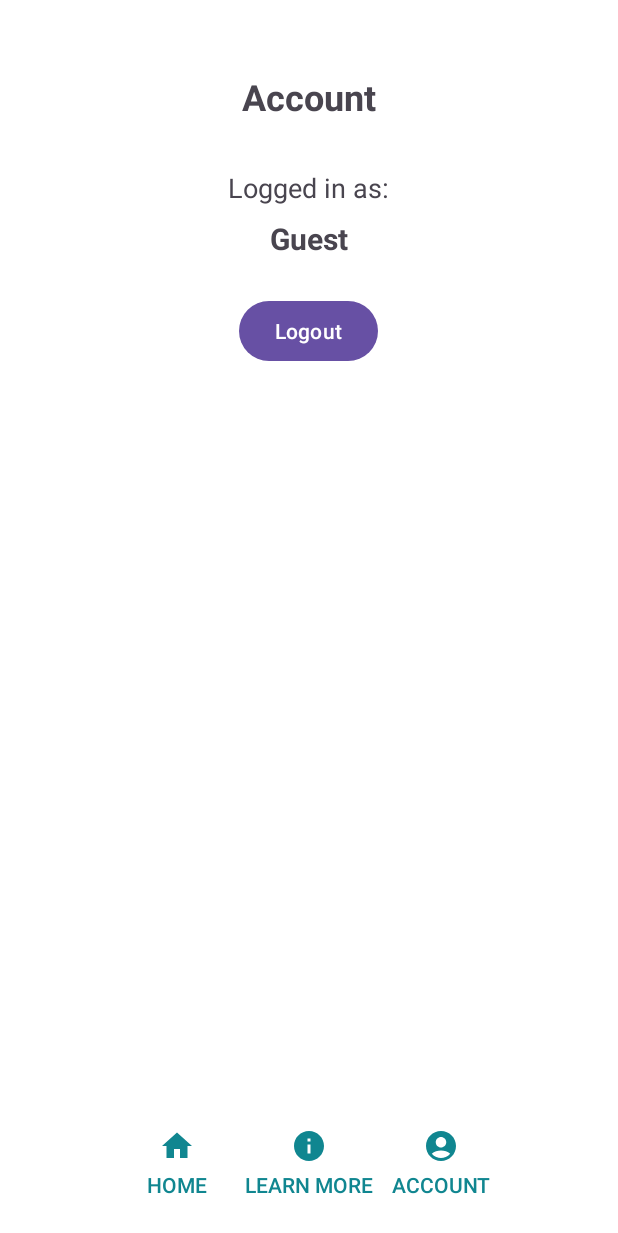
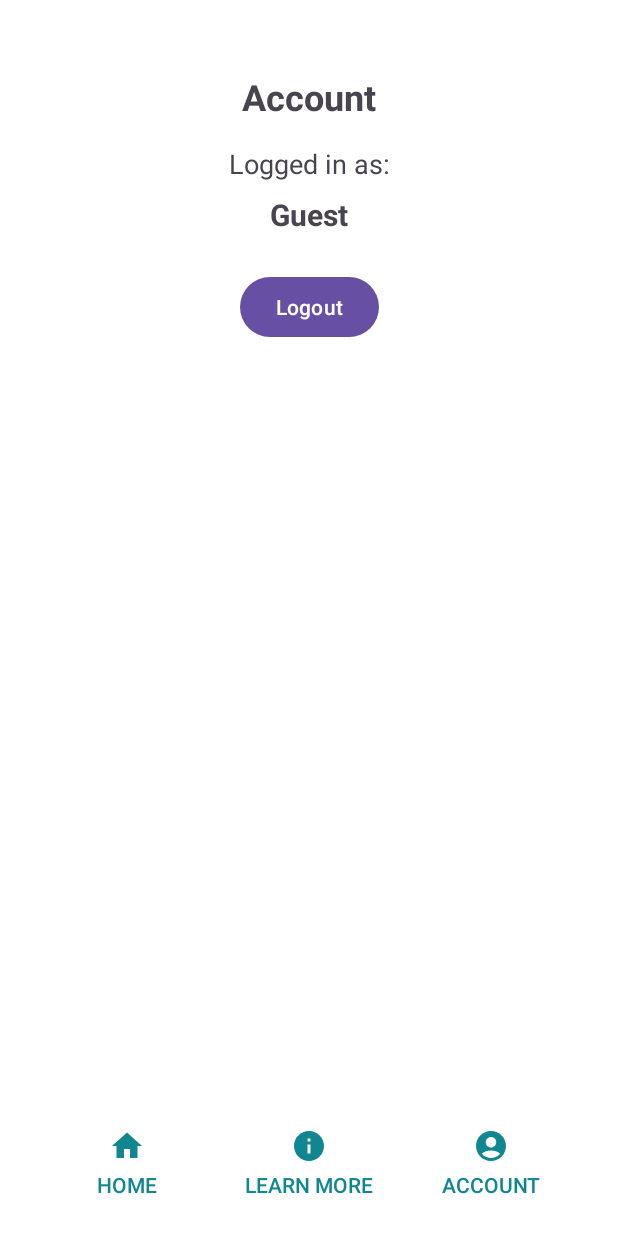
Before and after one commit to RhyzenCedric/capstone, an Android app: the AccountActivity screen opened directly, with no data from a screen before it, on a phone screen of 412 x 824 dp. Shown: the top 1233 px of the screen. Run offline under Robolectric (Android 15) with nearby library versions, the phone set to English and light mode, and no system bars.

Commit message:
started implementing the report feature

```diff
--- a/phishingapp/app/src/main/AndroidManifest.xml
+++ b/phishingapp/app/src/main/AndroidManifest.xml
@@ -56,6 +56,10 @@
             android:name=".AccountActivity"
             android:exported="false" />
 
+        <activity
+            android:name=".ReportActivity"
+            android:exported="false"/>
+
         <service
             android:name=".ScreenCaptureService"
             android:foregroundServiceType="mediaProjection"
--- a/phishingapp/app/src/main/res/layout/activity_account.xml
+++ b/phishingapp/app/src/main/res/layout/activity_account.xml
@@ -1,5 +1,7 @@
 <?xml version="1.0" encoding="utf-8"?>
-<RelativeLayout xmlns:android="http://schemas.android.com/apk/res/android"
+<androidx.constraintlayout.widget.ConstraintLayout
+    xmlns:android="http://schemas.android.com/apk/res/android"
+    xmlns:app="http://schemas.android.com/apk/res-auto"
     android:layout_width="match_parent"
     android:layout_height="match_parent"
     android:padding="16dp"
@@ -13,8 +15,9 @@
         android:text="Account"
         android:textSize="24sp"
         android:textStyle="bold"
-        android:layout_centerHorizontal="true"
-        android:layout_marginBottom="16dp"
+        app:layout_constraintTop_toTopOf="parent"
+        app:layout_constraintStart_toStartOf="parent"
+        app:layout_constraintEnd_toEndOf="parent"
         android:layout_marginTop="32dp" />
 
     <!-- Username Label -->
@@ -24,9 +27,10 @@
         android:layout_height="wrap_content"
         android:text="Logged in as:"
         android:textSize="18sp"
-        android:layout_below="@id/textViewHeader"
-        android:layout_marginTop="16dp"
-        android:layout_centerHorizontal="true" />
+        app:layout_constraintTop_toBottomOf="@id/textViewHeader"
+        app:layout_constraintStart_toStartOf="parent"
+        app:layout_constraintEnd_toEndOf="parent"
+        android:layout_marginTop="16dp" />
 
     <!-- Display Username -->
     <TextView
@@ -36,9 +40,10 @@
         android:text="User"
         android:textSize="20sp"
         android:textStyle="bold"
-        android:layout_below="@id/textViewUsernameLabel"
-        android:layout_marginTop="8dp"
-        android:layout_centerHorizontal="true" />
+        app:layout_constraintTop_toBottomOf="@id/textViewUsernameLabel"
+        app:layout_constraintStart_toStartOf="parent"
+        app:layout_constraintEnd_toEndOf="parent"
+        android:layout_marginTop="8dp" />
 
     <!-- Logout Button -->
     <Button
@@ -46,17 +51,20 @@
         android:layout_width="wrap_content"
         android:layout_height="wrap_content"
         android:text="Logout"
-        android:layout_below="@id/textViewUsername"
-        android:layout_marginTop="24dp"
-        android:layout_centerHorizontal="true"
-        android:textColor="@android:color/white" />
+        android:textColor="@android:color/white"
+        app:layout_constraintTop_toBottomOf="@id/textViewUsername"
+        app:layout_constraintStart_toStartOf="parent"
+        app:layout_constraintEnd_toEndOf="parent"
+        android:layout_marginTop="24dp" />
 
+    <!-- Bottom Navigation Bar -->
     <include
         android:id="@+id/bottom_navigation_bar"
         layout="@layout/bottom_navigation_bar"
-        android:layout_width="wrap_content"
+        android:layout_width="0dp"
         android:layout_height="wrap_content"
-        android:layout_alignParentBottom="true"
-        android:layout_centerHorizontal="true"
-        />
-</RelativeLayout>
+        app:layout_constraintBottom_toBottomOf="parent"
+        app:layout_constraintStart_toStartOf="parent"
+        app:layout_constraintEnd_toEndOf="parent" />
+
+</androidx.constraintlayout.widget.ConstraintLayout>
```
Also changed, not shown: phishingapp/app/src/main/java/com/example/phishingapp/MainActivity.kt (+12 -0 lines), phishingapp/app/src/main/java/com/example/phishingapp/ReportActivity.kt (added, +54 -0 lines), phishingapp/app/src/main/res/layout/activity_report.xml (added, +99 -0 lines).
